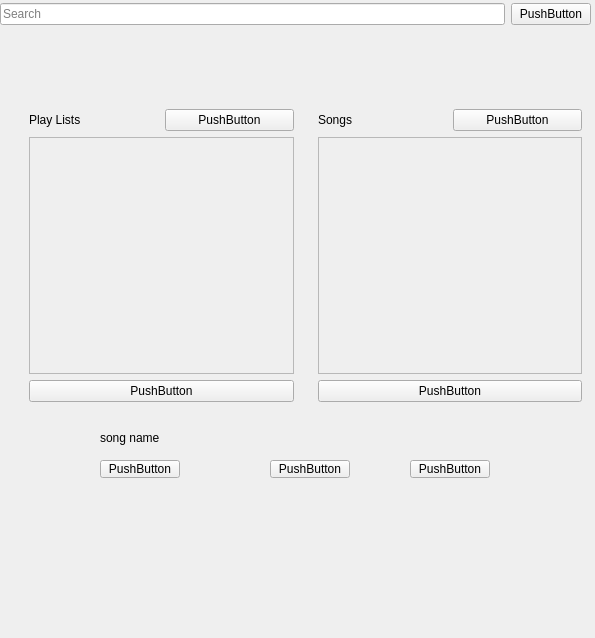
First picture: the form in MusicPlayer/MusicPlayer.ui, repository Amirrezach1383/MusicPlayer, before the edit.
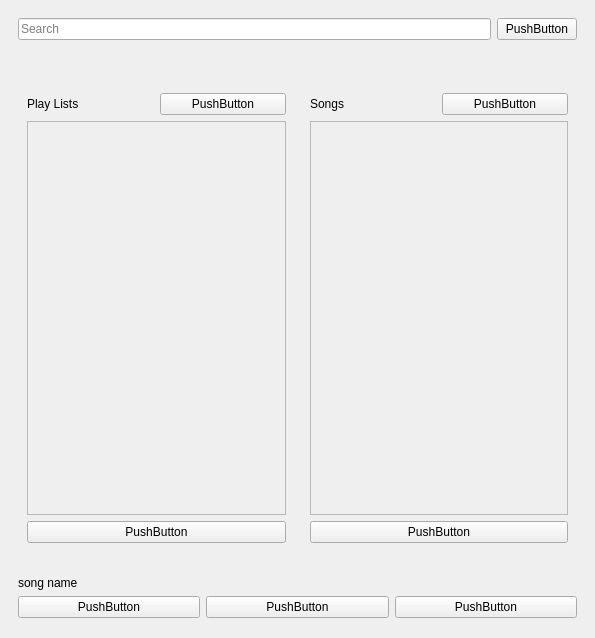
Second picture: the form after the edit.

Commit message: Finish designing panel

The edit to the form file:
```diff
--- a/MusicPlayer/MusicPlayer.ui
+++ b/MusicPlayer/MusicPlayer.ui
@@ -17,15 +17,15 @@
    <string>Music Player</string>
   </property>
   <widget class="QWidget" name="centralwidget">
+   <layout class="QVBoxLayout" name="verticalLayout_5">
+    <property name="spacing">
+     <number>6</number>
+    </property>
+    <property name="bottomMargin">
+     <number>11</number>
+    </property>
+    <item>
    <widget class="QWidget" name="searchWidget" native="true">
-    <property name="geometry">
-     <rect>
-      <x>0</x>
-      <y>3</y>
-      <width>591</width>
-      <height>101</height>
-     </rect>
-    </property>
     <layout class="QVBoxLayout" name="verticalLayout_2">
      <item>
       <layout class="QVBoxLayout" name="verticalLayout">
@@ -58,15 +58,9 @@
      </item>
     </layout>
    </widget>
+    </item>
+    <item>
    <widget class="QWidget" name="mianWidget" native="true">
-    <property name="geometry">
-     <rect>
-      <x>20</x>
-      <y>100</y>
-      <width>571</width>
-      <height>311</height>
-     </rect>
-    </property>
     <layout class="QHBoxLayout" name="horizontalLayout_5">
      <item>
       <layout class="QHBoxLayout" name="horizontalLayout_4">
@@ -101,8 +95,8 @@
               <rect>
                <x>0</x>
                <y>0</y>
-               <width>263</width>
-               <height>237</height>
+                 <width>269</width>
+                 <height>433</height>
               </rect>
              </property>
             </widget>
@@ -149,8 +143,8 @@
               <rect>
                <x>0</x>
                <y>0</y>
-               <width>262</width>
-               <height>237</height>
+                 <width>268</width>
+                 <height>433</height>
               </rect>
              </property>
             </widget>
@@ -170,68 +164,46 @@
      </item>
     </layout>
    </widget>
+    </item>
+    <item>
    <widget class="QWidget" name="widget_3" native="true">
-    <property name="geometry">
-     <rect>
-      <x>20</x>
-      <y>420</y>
-      <width>561</width>
-      <height>111</height>
-     </rect>
-    </property>
-    <widget class="QPushButton" name="pushButton_2">
-     <property name="geometry">
-      <rect>
-       <x>80</x>
-       <y>40</y>
-       <width>80</width>
-       <height>18</height>
-      </rect>
-     </property>
-     <property name="text">
-      <string>PushButton</string>
-     </property>
-    </widget>
-    <widget class="QPushButton" name="pushButton_3">
-     <property name="geometry">
-      <rect>
-       <x>250</x>
-       <y>40</y>
-       <width>80</width>
-       <height>18</height>
-      </rect>
-     </property>
-     <property name="text">
-      <string>PushButton</string>
-     </property>
-    </widget>
-    <widget class="QPushButton" name="pushButton_4">
-     <property name="geometry">
-      <rect>
-       <x>390</x>
-       <y>40</y>
-       <width>80</width>
-       <height>18</height>
-      </rect>
-     </property>
-     <property name="text">
-      <string>PushButton</string>
-     </property>
-    </widget>
-    <widget class="QLabel" name="label_3">
-     <property name="geometry">
-      <rect>
-       <x>80</x>
-       <y>10</y>
-       <width>141</width>
-       <height>16</height>
-      </rect>
-     </property>
+      <layout class="QVBoxLayout" name="verticalLayout_6">
+       <item>
+        <widget class="QLabel" name="songNameL">
      <property name="text">
       <string>song name</string>
      </property>
     </widget>
-   </widget>
+       </item>
+       <item>
+        <layout class="QHBoxLayout" name="horizontalLayout_6">
+         <item>
+          <widget class="QPushButton" name="prePB">
+           <property name="text">
+            <string>PushButton</string>
+           </property>
+          </widget>
+         </item>
+         <item>
+          <widget class="QPushButton" name="StopPB">
+           <property name="text">
+            <string>PushButton</string>
+           </property>
+          </widget>
+         </item>
+         <item>
+          <widget class="QPushButton" name="nextPB">
+           <property name="text">
+            <string>PushButton</string>
+           </property>
+          </widget>
+         </item>
+        </layout>
+       </item>
+      </layout>
+     </widget>
+    </item>
+   </layout>
   </widget>
  </widget>
  <resources/>
```
Lines whose indentation alone changed are shown as unchanged. The commit also changes 3 other files.
